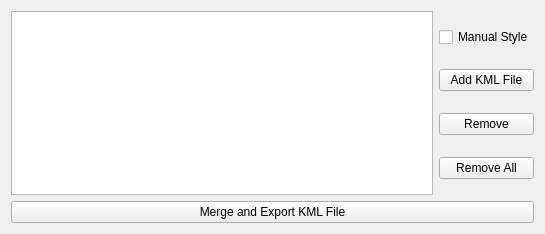
Open-MSS/MSS, file mslib/msui/ui/ui_kmloverlay_dockwidget.ui: the form before one commit.
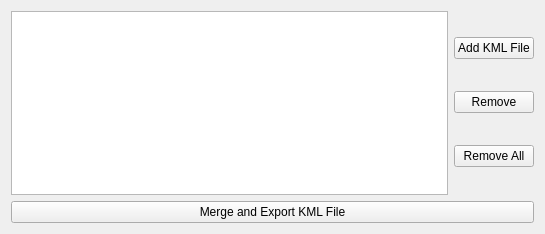
The form after the commit.

Commit message: Removed Manual Style (Overwrite function)

The edit to the form file:
```diff
--- a/mslib/msui/ui/ui_kmloverlay_dockwidget.ui
+++ b/mslib/msui/ui/ui_kmloverlay_dockwidget.ui
@@ -44,16 +44,6 @@
        <property name="sizeConstraint">
         <enum>QLayout::SetMinimumSize</enum>
        </property>
-       <item>
-        <widget class="QCheckBox" name="cbManualStyle">
-         <property name="toolTip">
-          <string>Overwrites KML Files with the modified attributes</string>
-         </property>
-         <property name="text">
-          <string>Manual Style</string>
-         </property>
-        </widget>
-       </item>
        <item>
         <widget class="QPushButton" name="btSelectFile">
          <property name="toolTip">
```
The commit also changes 2 other files.
